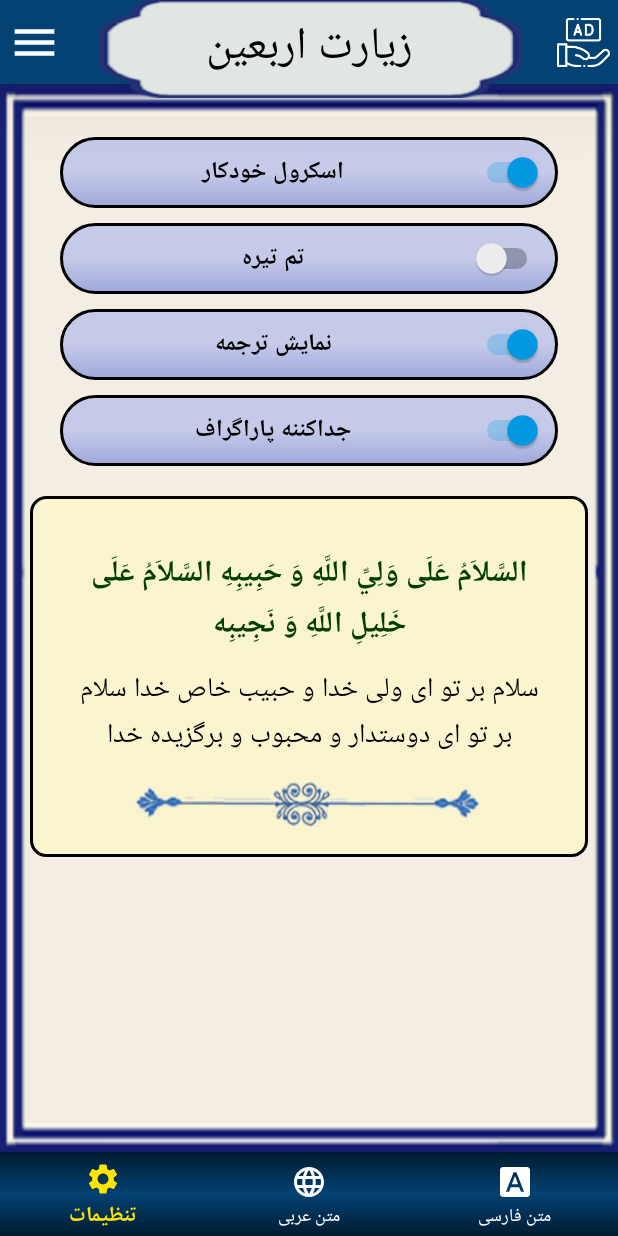
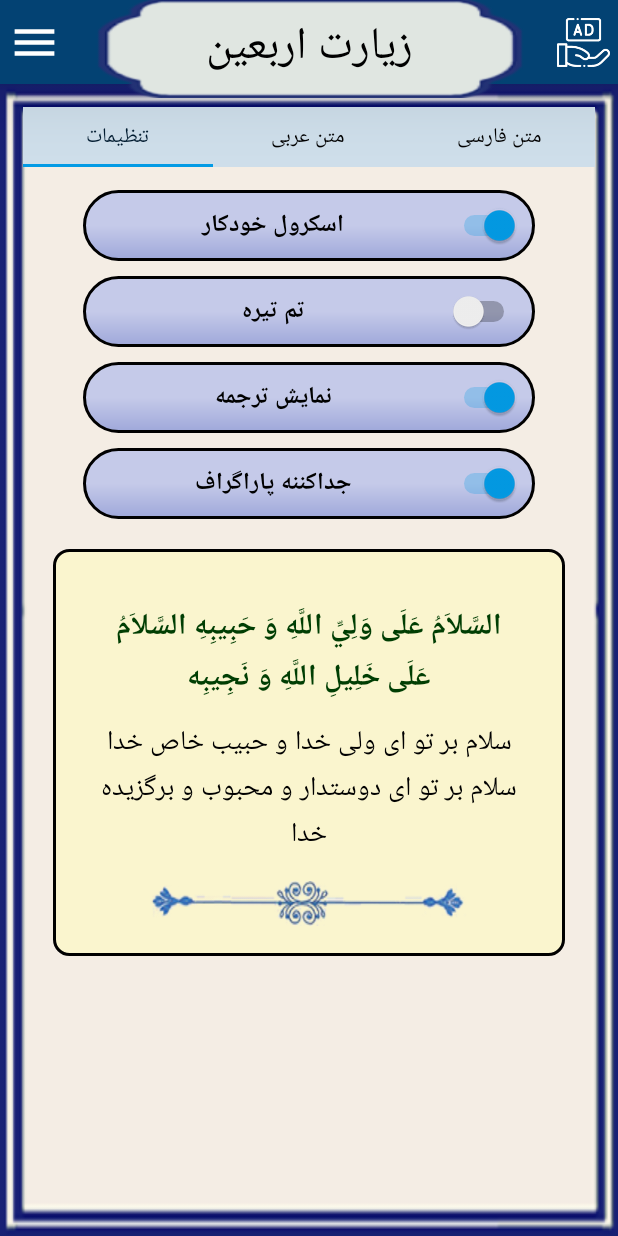
Before and after one commit to mohammadyt9731/Arbaeen-Pilgirmage, an Android app: the screen it shows after launch (MainActivity), after a tap on "تنظیمات", on a phone screen of 412 x 824 dp. Run offline under Robolectric (Android 15) with nearby library versions, the phone set to English and light mode, and no system bars; libraries missing offline, so code that uses them is left out: ir.tapsell.plus; 2 statements that could not run were skipped.

Commit message:
add tabLayout to setting Fragment

```diff
--- /dev/null
+++ b/app/src/main/java/com/ttp/ziaratarbaeen/classes/ViewPagerAdapter.java
@@ -0,0 +1,45 @@
+package com.ttp.ziaratarbaeen.classes;
+
+import androidx.annotation.NonNull;
+import androidx.annotation.Nullable;
+import androidx.fragment.app.Fragment;
+import androidx.fragment.app.FragmentManager;
+import androidx.fragment.app.FragmentPagerAdapter;
+
+import java.util.ArrayList;
+import java.util.List;
+
+public class ViewPagerAdapter extends FragmentPagerAdapter {
+
+    private final List<Fragment> fragmentList;
+    private final List<String> titleList;
+
+    public ViewPagerAdapter(FragmentManager fm) {
+        super(fm);
+        this.fragmentList = new ArrayList<>();
+        this.titleList = new ArrayList<>();
+    }
+
+    @Override
+    public Fragment getItem(int position) {
+        return fragmentList.get(position);
+    }
+
+    @Override
+    public int getCount() {
+        return fragmentList.size();
+    }
+
+
+    @Override
+    public CharSequence getPageTitle(int position) {
+        return titleList.get(position);
+    }
+
+    public void addToList(Fragment fragment, String title) {
+
+        fragmentList.add(fragment);
+        titleList.add(title);
+
+    }
+}
--- a/app/src/main/java/com/ttp/ziaratarbaeen/fragments/SettingFragment.java
+++ b/app/src/main/java/com/ttp/ziaratarbaeen/fragments/SettingFragment.java
@@ -2,7 +2,6 @@ package com.ttp.ziaratarbaeen.fragments;
 
 import android.os.Bundle;
 import android.view.LayoutInflater;
-import android.view.MenuItem;
 import android.view.View;
 import android.view.ViewGroup;
 
@@ -10,15 +9,20 @@ import androidx.annotation.NonNull;
 import androidx.annotation.Nullable;
 import androidx.fragment.app.Fragment;
 import androidx.fragment.app.FragmentManager;
+import androidx.viewpager.widget.ViewPager;
 
-import com.google.android.material.bottomnavigation.BottomNavigationView;
+import com.google.android.material.tabs.TabLayout;
 import com.ttp.ziaratarbaeen.R;
+import com.ttp.ziaratarbaeen.classes.ViewPagerAdapter;
 
 public class SettingFragment extends Fragment {
 
 
-    BottomNavigationView bottomNav;
+  //  BottomNavigationView bottomNav;
     FragmentManager fragmentManager;
+
+    TabLayout tabLayoutSetting;
+    ViewPager viewPagerSetting;
 
 
     MainSettingFragment mainSettingFragment;
@@ -44,7 +48,10 @@ public class SettingFragment extends Fragment {
 
     private void findViews(View view) {
 
-        bottomNav = view.findViewById(R.id.navigation_bottom);
+    //    bottomNav = view.findViewById(R.id.navigation_bottom);
+        tabLayoutSetting=view.findViewById(R.id.tab_layout_setting);
+        viewPagerSetting=view.findViewById(R.id.view_pager_setting);
+
     }
 
     private void configuration() {
@@ -53,14 +60,26 @@ public class SettingFragment extends Fragment {
         arabicFontFragment = new ArabicFontFragment();
         persianFontFragment = new PersianFontFragment();
 
-        fragmentManager = getActivity().getSupportFragmentManager();
-        loadFragment(mainSettingFragment);
+        tabLayoutSetting.setupWithViewPager(viewPagerSetting);
+
+
+        ViewPagerAdapter viewPagerAdapter=new ViewPagerAdapter(getChildFragmentManager());
+        viewPagerAdapter.addToList(mainSettingFragment,"تنظیمات");
+        viewPagerAdapter.addToList(arabicFontFragment,"متن عربی");
+        viewPagerAdapter.addToList(persianFontFragment,"متن فارسی");
+
+        viewPagerSetting.setAdapter(viewPagerAdapter);
+
+        tabLayoutSetting.setupWithViewPager(viewPagerSetting);
+
+     //   fragmentManager = getActivity().getSupportFragmentManager();
+     //   loadFragment(mainSettingFragment);
 
 
     }
 
     private void setOnClick() {
-
+/*
         bottomNav.setOnNavigationItemSelectedListener(new BottomNavigationView.OnNavigationItemSelectedListener() {
             @Override
             public boolean onNavigationItemSelected(@NonNull MenuItem item) {
@@ -85,11 +104,11 @@ public class SettingFragment extends Fragment {
                 return false;
             }
         });
-    }
+   */ }
 
     private void loadFragment(Fragment fragment) {
 
-        fragmentManager.beginTransaction().replace(R.id.fl_fragment_container, fragment).addToBackStack(null).commit();
+      //  fragmentManager.beginTransaction().replace(R.id.fl_fragment_container, fragment).addToBackStack(null).commit();
     }
 
 
--- a/app/src/main/res/layout/fragment_setting.xml
+++ b/app/src/main/res/layout/fragment_setting.xml
@@ -3,27 +3,52 @@
     xmlns:android="http://schemas.android.com/apk/res/android"
     xmlns:app="http://schemas.android.com/apk/res-auto"
     android:layout_width="match_parent"
+    android:background="@drawable/study_background"
+    android:clickable="true"
     android:layout_height="match_parent">
 
-    <FrameLayout
-        android:id="@+id/fl_fragment_container"
+    <com.google.android.material.tabs.TabLayout
+        android:layout_width="match_parent"
+        android:layout_height="40dp"
+        android:id="@+id/tab_layout_setting"
+        app:layout_constraintTop_toTopOf="parent"
+        app:tabTextColor="@color/black"
+        app:tabRippleColor="@color/blue_200"
+        app:tabSelectedTextColor="@color/blue_900"
+        android:background="#CEDEEA"
+        android:layout_margin="15dp"/>
+
+    <androidx.viewpager.widget.ViewPager
+        android:id="@+id/view_pager_setting"
         android:layout_width="match_parent"
         android:layout_height="0dp"
-        android:background="@drawable/study_background"
-        android:paddingTop="@dimen/space_large"
-        android:paddingBottom="@dimen/space_medium"
-        app:layout_constraintBottom_toTopOf="@id/navigation_bottom"
-        app:layout_constraintTop_toTopOf="parent"/>
+        app:layout_constraintTop_toBottomOf="@id/tab_layout_setting"
+        app:layout_constraintBottom_toBottomOf="parent"
+        android:paddingLeft="15dp"
+        android:layout_marginBottom="20dp"
+        android:paddingRight="15dp"/>
 
-    <com.google.android.material.bottomnavigation.BottomNavigationView
-        android:id="@+id/navigation_bottom"
-        android:layout_width="match_parent"
-        android:layout_height="wrap_content"
-        android:background="@drawable/navigation_bottom_background"
-        app:itemIconTint="@color/nav_bottom_color"
-        app:itemTextColor="@color/nav_bottom_color"
-        app:layout_constraintBottom_toBottomOf="parent"
-        app:menu="@menu/navigation_bottom_menu" />
+
+
+<!--    <FrameLayout-->
+<!--        android:id="@+id/fl_fragment_container"-->
+<!--        android:layout_width="match_parent"-->
+<!--        android:layout_height="0dp"-->
+<!--        android:background="@drawable/study_background"-->
+<!--        android:paddingTop="@dimen/space_large"-->
+<!--        android:paddingBottom="@dimen/space_medium"-->
+<!--        app:layout_constraintBottom_toTopOf="@id/navigation_bottom"-->
+<!--        app:layout_constraintTop_toTopOf="parent"/>-->
+
+<!--    <com.google.android.material.bottomnavigation.BottomNavigationView-->
+<!--        android:id="@+id/navigation_bottom"-->
+<!--        android:layout_width="match_parent"-->
+<!--        android:layout_height="wrap_content"-->
+<!--        android:background="@drawable/navigation_bottom_background"-->
+<!--        app:itemIconTint="@color/nav_bottom_color"-->
+<!--        app:itemTextColor="@color/nav_bottom_color"-->
+<!--        app:layout_constraintBottom_toBottomOf="parent"-->
+<!--        app:menu="@menu/navigation_bottom_menu" />-->
 
 
 </androidx.constraintlayout.widget.ConstraintLayout>
```
